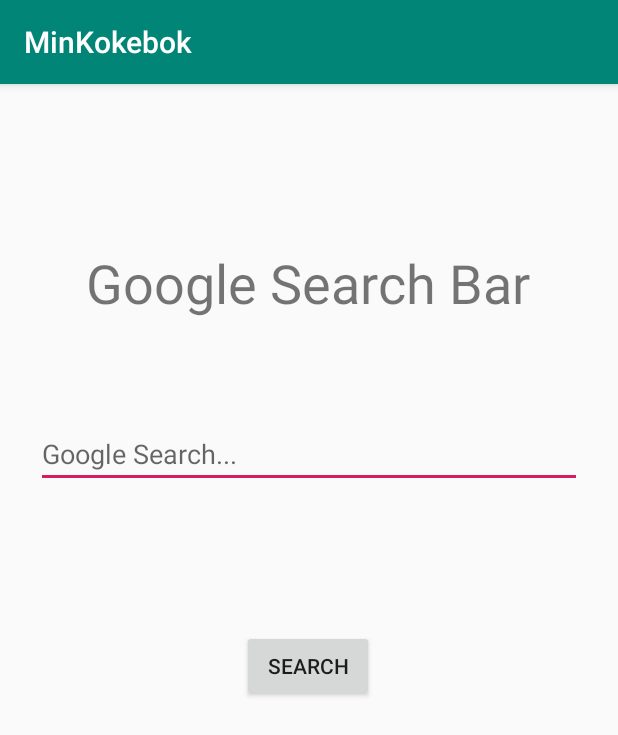
After one commit to Mariusrb/Mobilprogrammering_Prosjekt, an Android app: the GoogleSearch screen opened directly, with no data from a screen before it, on a phone screen of 412 x 824 dp. The commit adds this screen. Shown: the top 735 px of the screen. Run offline under Robolectric (Android 15) with nearby library versions, the phone set to English and light mode, and no system bars.

Commit message:
Google search
Did some minor fixes and added the ability to search for recipes on google.

```diff
--- a/app/src/main/java/no/hiof/mariusrb/minkokebok/Login/RegisterScreen.kt
+++ b/app/src/main/java/no/hiof/mariusrb/minkokebok/Login/RegisterScreen.kt
@@ -9,7 +9,7 @@
 import kotlinx.android.synthetic.main.activity_register_screen.*
 import no.hiof.mariusrb.minkokebok.Model.User
 import no.hiof.mariusrb.minkokebok.R
-import no.hiof.mariusrb.minkokebok.Screens.MainActivity
+import no.hiof.mariusrb.minkokebok.Screens.MainPage
 
 class RegisterScreen : AppCompatActivity() {
 
@@ -53,7 +53,7 @@
 
         ref.setValue(user)
             .addOnSuccessListener {
-                val intent = Intent(this, MainActivity::class.java)
+                val intent = Intent(this, MainPage::class.java)
                 intent.flags = Intent.FLAG_ACTIVITY_CLEAR_TASK.or(Intent.FLAG_ACTIVITY_NEW_TASK)
                 startActivity(intent)
             }
--- /dev/null
+++ b/app/src/main/java/no/hiof/mariusrb/minkokebok/Screens/GoogleSearch.kt
@@ -0,0 +1,24 @@
+package no.hiof.mariusrb.minkokebok.Screens
+
+import android.content.Intent
+import android.net.Uri
+import android.os.Bundle
+import android.view.View
+import androidx.appcompat.app.AppCompatActivity
+import kotlinx.android.synthetic.main.activity_google_search.*
+import no.hiof.mariusrb.minkokebok.R
+
+class GoogleSearch : AppCompatActivity() {
+
+    override fun onCreate(savedInstanceState: Bundle?) {
+        super.onCreate(savedInstanceState)
+        setContentView(R.layout.activity_google_search)
+    }
+
+    fun googleSearch(view: View) {
+        val query = SearchText.text.toString()
+        val uri = Uri.parse("https://www.google.com/search?q="+query)
+        val intent = Intent(Intent.ACTION_VIEW, uri)
+        startActivity(intent)
+    }
+}
--- /dev/null
+++ b/app/src/main/res/layout/activity_google_search.xml
@@ -0,0 +1,49 @@
+<?xml version="1.0" encoding="utf-8"?>
+<androidx.constraintlayout.widget.ConstraintLayout xmlns:android="http://schemas.android.com/apk/res/android"
+    xmlns:app="http://schemas.android.com/apk/res-auto"
+    xmlns:tools="http://schemas.android.com/tools"
+    android:layout_width="match_parent"
+    android:layout_height="match_parent"
+    tools:context=".Screens.GoogleSearch">
+
+    <EditText
+        android:id="@+id/SearchText"
+        android:layout_width="match_parent"
+        android:layout_height="wrap_content"
+        android:layout_marginStart="24dp"
+        android:layout_marginTop="224dp"
+        android:layout_marginEnd="24dp"
+        android:hint="Google Search..."
+        app:layout_constraintEnd_toEndOf="parent"
+        app:layout_constraintHorizontal_bias="0.0"
+        app:layout_constraintStart_toStartOf="parent"
+        app:layout_constraintTop_toTopOf="parent">
+
+    </EditText>
+
+    <Button
+        android:id="@+id/button"
+        android:layout_width="wrap_content"
+        android:layout_height="wrap_content"
+        android:onClick="googleSearch"
+        android:text="Search"
+        app:layout_constraintBottom_toBottomOf="parent"
+        app:layout_constraintEnd_toEndOf="parent"
+        app:layout_constraintHorizontal_bias="0.498"
+        app:layout_constraintStart_toStartOf="parent"
+        app:layout_constraintTop_toBottomOf="@+id/SearchText"
+        app:layout_constraintVertical_bias="0.21" />
+
+    <TextView
+        android:id="@+id/textView"
+        android:layout_width="wrap_content"
+        android:layout_height="wrap_content"
+        android:layout_marginTop="108dp"
+        android:text="Google Search Bar"
+        android:textSize="36sp"
+        app:layout_constraintEnd_toEndOf="parent"
+        app:layout_constraintHorizontal_bias="0.495"
+        app:layout_constraintStart_toStartOf="parent"
+        app:layout_constraintTop_toTopOf="parent" />
+
+</androidx.constraintlayout.widget.ConstraintLayout>
--- a/app/src/main/res/layout/activity_login.xml
+++ b/app/src/main/res/layout/activity_login.xml
@@ -4,7 +4,8 @@
     xmlns:tools="http://schemas.android.com/tools"
     android:layout_width="match_parent"
     android:layout_height="match_parent"
-    android:background="#8BC34A">
+    android:background="#8BC34A"
+    tools:context=".Login.LoginScreen">
 
     <TextView
         android:id="@+id/backToRegistrationText"
--- a/app/src/main/res/layout/activity_main.xml
+++ b/app/src/main/res/layout/activity_main.xml
@@ -4,7 +4,7 @@
     xmlns:tools="http://schemas.android.com/tools"
     android:layout_width="match_parent"
     android:layout_height="match_parent"
-    tools:context=".Screens.MainActivity">
+    tools:context=".Screens.MainPage">
 
     <androidx.recyclerview.widget.RecyclerView
         android:id="@+id/recyclerview_recipes"
--- a/app/src/main/res/values/strings.xml
+++ b/app/src/main/res/values/strings.xml
@@ -7,4 +7,7 @@
     <!-- TODO: Remove or change this placeholder text -->
     <string name="hello_blank_fragment">Hello blank fragment</string>
     <string name="add_new_recipe">Add new Recipe</string>
+    <string name="navigation_bar">Navigation Bar</string>
+    <string name="nav_open">Open Navigation Drawer</string>
+    <string name="nav_close">Close Navigation Drawer</string>
 </resources>
```
Also changed, not shown: app/src/main/AndroidManifest.xml (+7 -10 lines), app/src/main/java/no/hiof/mariusrb/minkokebok/Login/LoginScreen.kt (+9 -4 lines), app/src/main/java/no/hiof/mariusrb/minkokebok/Screens/EditRecipe.kt (+11 -4 lines), app/src/main/java/no/hiof/mariusrb/minkokebok/Screens/MainPage.kt (renamed from app/src/main/java/no/hiof/mariusrb/minkokebok/Screens/MainActivity.kt, +8 -1 lines), app/src/main/res/menu/nav_menu.xml (+12 -3 lines).
